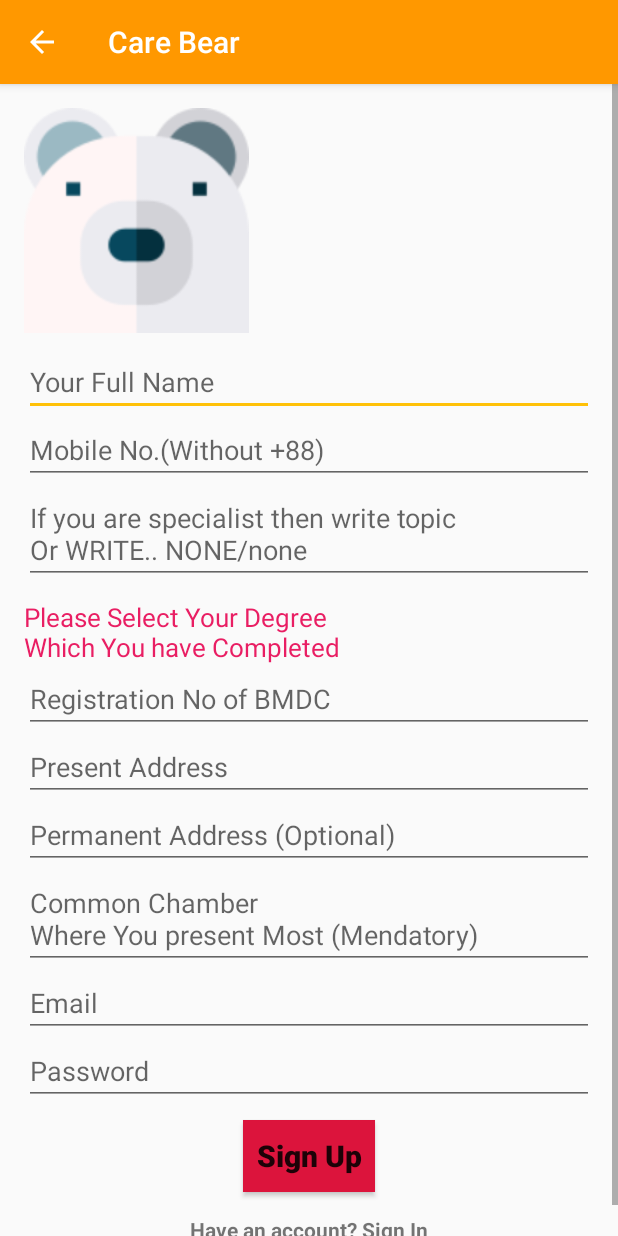
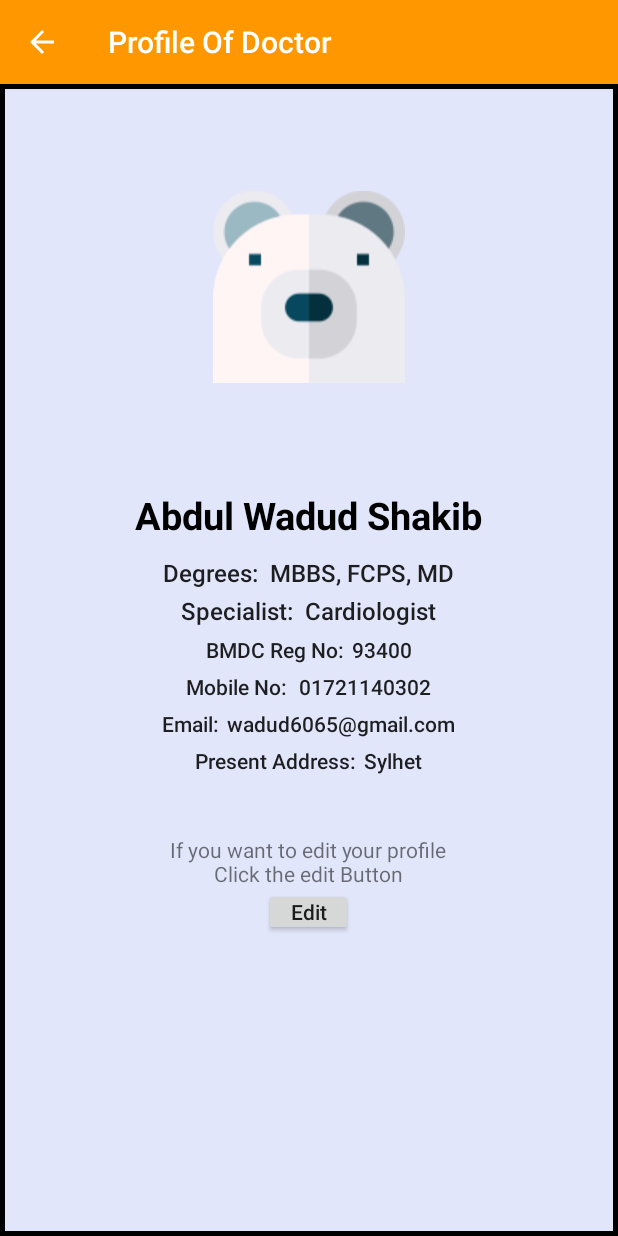
Before and after one commit to Hasib718/Care-Bear, an Android app: the DoctorProfileActivity screen opened directly, with no data from a screen before it, on a phone screen of 412 x 824 dp. Run offline under Robolectric (Android 15) with nearby library versions, the light colour scheme and no system bars.

Commit message:
Commit 3
Doctor Profile and Edit Profile Added..
It may change cause I haven't added fragment

```diff
--- a/app/src/main/AndroidManifest.xml
+++ b/app/src/main/AndroidManifest.xml
@@ -19,6 +19,7 @@
         android:roundIcon="@mipmap/ic_launcher_round"
         android:supportsRtl="true"
         android:theme="@style/AppTheme">
+        <activity android:name=".doctor.fragment.DoctorProfileEditActivity"></activity>
         <activity android:name=".SplashScreenActivity">
             <intent-filter>
                 <action android:name="android.intent.action.MAIN" />
@@ -41,9 +42,7 @@
             android:name=".doctor.SignUpActivityForDoctor"
             android:parentActivityName=".doctor.SignInActivityForDoctor" />
         <activity android:name=".doctor.SignInActivityForDoctor" />
-        <activity android:name=".MainActivity">
-
-        </activity>
+        <activity android:name=".MainActivity"></activity>
     </application>
 
 </manifest>
--- a/app/src/main/java/com/hasib/carebear/doctor/fragment/DoctorProfileActivity.java
+++ b/app/src/main/java/com/hasib/carebear/doctor/fragment/DoctorProfileActivity.java
@@ -1,16 +1,46 @@
 package com.hasib.carebear.doctor.fragment;
 
+import androidx.annotation.NonNull;
 import androidx.appcompat.app.AppCompatActivity;
 
+import android.content.Intent;
 import android.os.Bundle;
+import android.view.MenuItem;
+import android.view.View;
+import android.widget.Button;
 
 import com.hasib.carebear.R;
 
 public class DoctorProfileActivity extends AppCompatActivity {
 
+    private Button editButton;
+
     @Override
     protected void onCreate(Bundle savedInstanceState) {
         super.onCreate(savedInstanceState);
         setContentView(R.layout.activity_doctor_profile);
+        this.setTitle("Profile Of Doctor");
+        //Enable back button on Menu Bar
+        getSupportActionBar().setDisplayHomeAsUpEnabled(true);
+        getSupportActionBar().setDisplayShowHomeEnabled(true);
+
+        editButton = findViewById(R.id.editButtonId);
+
+        editButton.setOnClickListener(new View.OnClickListener() {
+            @Override
+            public void onClick(View v) {
+                Intent intent = new Intent(DoctorProfileActivity.this, DoctorProfileEditActivity.class);
+                startActivity(intent);
+            }
+        });
+    }
+    //This Function is needed for back button.. Without this function
+    //back button wouldn't work properly..
+    @Override
+    public boolean onOptionsItemSelected(@NonNull MenuItem item) {
+        if(item.getItemId() == android.R.id.home) {
+            finish();
+        }
+        return super.onOptionsItemSelected(item);
     }
 }
--- /dev/null
+++ b/app/src/main/res/drawable-mdpi/doctor_profile_background.xml
@@ -0,0 +1,9 @@
+<?xml version="1.0" encoding="utf-8"?>
+<shape xmlns:android="http://schemas.android.com/apk/res/android"
+    android:shape="rectangle">
+
+    <solid android:color="#E2E6FA" />
+    <stroke android:width="3dp"
+        android:color="@android:color/primary_text_light" />
+    <corners android:radius="0dp" />
+</shape>
--- a/app/src/main/res/layout/activity_doctor_profile.xml
+++ b/app/src/main/res/layout/activity_doctor_profile.xml
@@ -1,127 +1,199 @@
 <?xml version="1.0" encoding="utf-8"?>
-<ScrollView
-    xmlns:android="http://schemas.android.com/apk/res/android"
+<LinearLayout xmlns:android="http://schemas.android.com/apk/res/android"
     xmlns:app="http://schemas.android.com/apk/res-auto"
     xmlns:tools="http://schemas.android.com/tools"
     android:layout_width="match_parent"
     android:layout_height="match_parent"
-    tools:context=".doctor.fragment.DoctorProfileActivity">
+    android:background="@drawable/doctor_profile_background"
+    android:orientation="vertical">
 
-    <LinearLayout
+
+    <ScrollView
         android:layout_width="match_parent"
-        android:layout_height="wrap_content"
-        android:id="@+id/infoLayout"
-        android:orientation="vertical"
-        android:padding="16dp">
+        android:layout_height="match_parent">
 
         <LinearLayout
             android:layout_width="match_parent"
-            android:layout_height="wrap_content">
+            android:layout_height="match_parent"
+            android:orientation="vertical">
+
             <ImageView
-                android:layout_centerHorizontal="true"
-                android:layout_width="150dp"
-                android:layout_height="150dp"
-                android:id="@+id/doctorImage"
+                android:id="@+id/imageViewId"
+                android:layout_width="wrap_content"
+                android:layout_height="250dp"
                 android:layout_gravity="center"
-                android:src="@drawable/bear"/>
-            <ProgressBar
+                android:layout_marginTop="10dp"
+                android:contentDescription="TODO"
+                app:srcCompat="@drawable/bear" />
+
+            <TextView
+                android:id="@+id/nameTextViewId"
                 android:layout_width="wrap_content"
                 android:layout_height="wrap_content"
-                android:id="@+id/imageProgressBar"
-                android:layout_centerHorizontal="true"
-                android:layout_centerVertical="true"
-                android:visibility="invisible"/>
+                android:layout_gravity="center"
+                android:layout_marginTop="10dp"
+                android:text="Abdul Wadud Shakib"
+                android:textColor="@android:color/primary_text_light"
+                android:textSize="25sp"
+                android:textStyle="bold" />
+
+            <LinearLayout
+                android:layout_width="wrap_content"
+                android:layout_height="wrap_content"
+                android:layout_gravity="center"
+                android:layout_marginTop="10dp"
+                android:orientation="horizontal">
+
+                <TextView
+                    android:layout_width="wrap_content"
+                    android:layout_height="wrap_content"
+                    android:layout_marginRight="8dp"
+                    android:text="Degrees:"
+                    android:textAppearance="@style/TextAppearance.AppCompat.Body2"
+                    android:textSize="16sp" />
+
+                <TextView
+                    android:id="@+id/degreeId"
+                    android:layout_width="wrap_content"
+                    android:layout_height="wrap_content"
+                    android:text="MBBS, FCPS, MD"
+                    android:textAppearance="@style/TextAppearance.AppCompat.Body2"
+                    android:textSize="16sp" />
+            </LinearLayout>
+
+            <LinearLayout
+                android:layout_width="wrap_content"
+                android:layout_height="wrap_content"
+                android:layout_gravity="center"
+                android:layout_marginTop="3dp"
+                android:orientation="horizontal">
+
+                <TextView
+                    android:layout_width="wrap_content"
+                    android:layout_height="wrap_content"
+                    android:layout_marginRight="8dp"
+                    android:text="Specialist:"
+                    android:textAppearance="@style/TextAppearance.AppCompat.Body2"
+                    android:textSize="16sp" />
+
+                <TextView
+                    android:id="@+id/specialistId"
+                    android:layout_width="match_parent"
+                    android:layout_height="wrap_content"
+                    android:text="Cardiologist"
+                    android:textAppearance="@style/TextAppearance.AppCompat.Body2"
+                    android:textSize="16sp" />
+            </LinearLayout>
+
+            <LinearLayout
+                android:layout_width="wrap_content"
+                android:layout_height="wrap_content"
+                android:layout_gravity="center"
+                android:layout_marginTop="5dp"
+                android:orientation="horizontal">
+
+                <TextView
+                    android:layout_width="wrap_content"
+                    android:layout_height="wrap_content"
+                    android:layout_marginRight="5dp"
+                    android:layout_weight="1"
+                    android:text="BMDC Reg No:"
+                    android:textAppearance="@style/TextAppearance.AppCompat.Body2" />
+
+                <TextView
+                    android:id="@+id/bmdcRegNoId"
+                    android:layout_width="wrap_content"
+                    android:layout_height="wrap_content"
+                    android:layout_weight="1"
+                    android:text="93400"
+                    android:textAppearance="@style/TextAppearance.AppCompat.Body2" />
+            </LinearLayout>
+
+            <LinearLayout
+                android:layout_width="wrap_content"
+                android:layout_height="wrap_content"
+                android:layout_gravity="center"
+                android:layout_marginTop="5dp"
+                android:orientation="horizontal">
+
+                <TextView
+                    android:layout_width="wrap_content"
+                    android:layout_height="wrap_content"
+                    android:layout_marginRight="8dp"
+                    android:text="Mobile No:"
+                    android:textAppearance="@style/TextAppearance.AppCompat.Body2" />
+
+                <TextView
+                    android:id="@+id/edittext"
+                    android:layout_width="wrap_content"
+                    android:layout_height="wrap_content"
+                    android:text="01721140302"
+                    android:textAppearance="@style/TextAppearance.AppCompat.Body2" />
+            </LinearLayout>
+
+            <LinearLayout
+                android:layout_width="wrap_content"
+                android:layout_height="wrap_content"
+                android:layout_gravity="center"
+                android:layout_marginTop="5dp"
+                android:orientation="horizontal">
+
+                <TextView
+                    android:layout_width="wrap_content"
+                    android:layout_height="wrap_content"
+                    android:layout_marginRight="5dp"
+                    android:text="Email:"
+                    android:textAppearance="@style/TextAppearance.AppCompat.Body2" />
+
+                <TextView
+                    android:id="@+id/emailId"
+                    android:layout_width="wrap_content"
+                    android:layout_height="wrap_content"
+                    android:text="wadud6065@gmail.com"
+                    android:textAppearance="@style/TextAppearance.AppCompat.Body2" />
+            </LinearLayout>
+
+            <LinearLayout
+                android:layout_width="wrap_content"
+                android:layout_height="wrap_content"
+                android:layout_gravity="center"
+                android:layout_marginTop="5dp"
+                android:orientation="horizontal">
+
+                <TextView
+                    android:layout_width="wrap_content"
+                    android:layout_height="wrap_content"
+                    android:layout_marginRight="5dp"
+                    android:text="Present Address:"
+                    android:textAppearance="@style/TextAppearance.AppCompat.Body2" />
+
+                <TextView
+                    android:id="@+id/presentAddressId"
+                    android:layout_width="wrap_content"
+                    android:layout_height="wrap_content"
+                    android:text="Sylhet"
+                    android:textAppearance="@style/TextAppearance.AppCompat.Body2" />
+            </LinearLayout>
+
+            <TextView
+                android:layout_width="wrap_content"
+                android:layout_height="wrap_content"
+                android:layout_gravity="center"
+                android:layout_marginTop="40dp"
+                android:gravity="center"
+                android:text="If you want to edit your profile\nClick the edit Button"
+                android:textSize="14sp" />
+
+            <Button
+                android:id="@+id/editButtonId"
+                android:layout_width="59dp"
+                android:layout_height="32dp"
+                android:layout_gravity="center"
+                android:padding="2dp"
+                android:text="Edit"
+                android:textAllCaps="false" />
+
         </LinearLayout>
-        <EditText
-            android:layout_width="match_parent"
-            android:layout_height="wrap_content"
-            android:id="@+id/nameText"
-            android:hint="Your Full Name"
-            android:inputType="textPersonName"
-            android:layout_marginTop="10dp"/>
-        <EditText
-            android:layout_width="match_parent"
-            android:layout_height="wrap_content"
-            android:id="@+id/mobileNoText"
-            android:hint="Mobile No.(Without +88)"
-            android:inputType="text|number" />
+    </ScrollView>
 
-        <EditText
-            android:layout_width="match_parent"
-            android:layout_height="wrap_content"
-            android:id="@+id/specialistText"
-            android:hint="If you are specialist then write topic\nOr WRITE.. NONE/none"
-            android:inputType="textPersonName" />
-        <TextView
-            android:layout_marginTop="10dp"
-            android:layout_width="match_parent"
-            android:layout_height="wrap_content"
-            android:text="Please Select Your Degree\nWhich You have Completed"
-            android:textSize="17sp"
-            android:textColor="#E91E63" />
-
-        <EditText
-            android:layout_width="match_parent"
-            android:layout_height="wrap_content"
-            android:id="@+id/registrationNoText"
-            android:hint="Registration No of BMDC"
-            android:inputType="numberDecimal" />
-
-        <EditText
-            android:layout_width="match_parent"
-            android:layout_height="wrap_content"
-            android:id="@+id/presentAddressText"
-            android:hint="Present Address"
-            android:inputType="textLongMessage" />
-
-        <EditText
-            android:layout_width="match_parent"
-            android:layout_height="wrap_content"
-            android:id="@+id/permanentAddressText"
-            android:hint="Permanent Address (Optional)"
-            android:inputType="textLongMessage" />
-
-        <EditText
-            android:layout_width="match_parent"
-            android:layout_height="wrap_content"
-            android:id="@+id/commonChamberText"
-            android:hint="Common Chamber\nWhere You present Most (Mendatory)"
-            android:inputType="textLongMessage" />
-
-        <EditText
-            android:layout_width="match_parent"
-            android:layout_height="wrap_content"
-            android:id="@+id/emailText"
-            android:hint="Email"
-            android:inputType="textEmailAddress" />
-        <EditText
-            android:layout_width="match_parent"
-            android:layout_height="wrap_content"
-            android:id="@+id/passwordText"
-            android:hint="Password"
-            android:inputType="textPassword" />
-        <Button
-            android:layout_width="wrap_content"
-            android:layout_height="wrap_content"
-            android:id="@+id/newSignUpButton"
-            android:background="@color/Crimson"
-            android:text="Sign Up"
-            android:textAllCaps="false"
-            android:textStyle="bold"
-            android:textSize="20sp"
-            android:layout_gravity="center"
-            android:layout_marginTop="10dp"/>
-        <TextView
-            android:layout_width="wrap_content"
-            android:layout_height="wrap_content"
-            android:id="@+id/signInTextView"
-            android:text="Have an account? Sign In"
-            android:textAllCaps="false"
-            android:textStyle="bold"
-            android:layout_marginTop="15dp"
-            android:layout_gravity="center"/>
-
-    </LinearLayout>
-
-
-</ScrollView>
+</LinearLayout>
```
Also changed, not shown: app/src/main/java/com/hasib/carebear/doctor/fragment/DoctorProfileEditActivity.java (added, +59 -0 lines), app/src/main/res/layout/activity_doctor_profile_edit.xml (added, +298 -0 lines).
